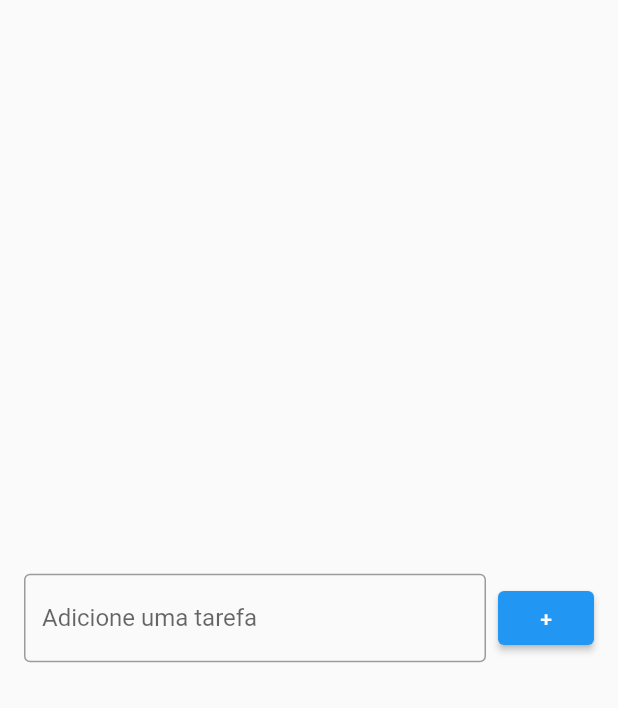
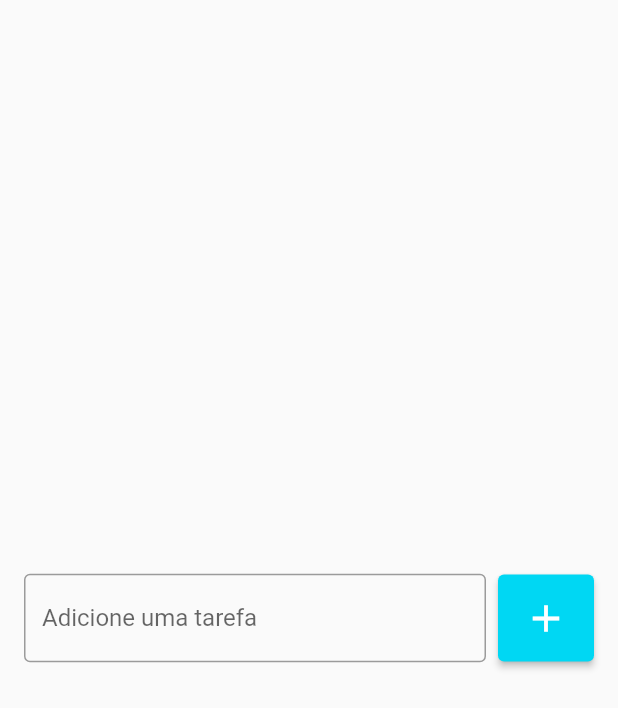
Before and after one commit to erasmofreitas/todo_list, a Flutter app: the screen it shows after launch, on a phone screen of 412 x 824 dp. Shown: the top 708 px of the screen. Run offline on Flutter 3.47's test engine with Material 2 defaults, Android fonts, the phone set to English and light mode, and no system bars.

Commit message:
personalizando botão

```diff
--- a/lib/pages/todo_list_page.dart
+++ b/lib/pages/todo_list_page.dart
@@ -23,7 +23,14 @@ class TodoListPage extends StatelessWidget {
               SizedBox(width: 8),
               ElevatedButton(
                 onPressed: () {},
-                child: Text('+'),
+                style: ElevatedButton.styleFrom(
+                  primary: Color(0xff00d7f3),
+                  padding: EdgeInsets.all(14),
+                ),
+                child: Icon(
+                  Icons.add,
+                  size: 30,
+                ),
               ),
             ],
           ),
```
